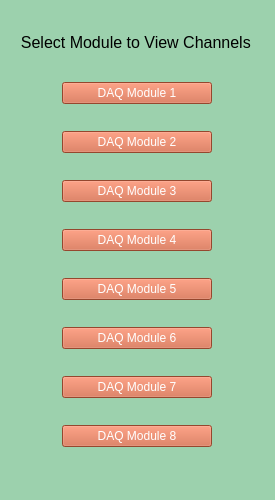
This is GUI/module_selection_window.ui in jrsm1/EWAS_Application as Qt 5 draws it before an edit. The edited form follows.
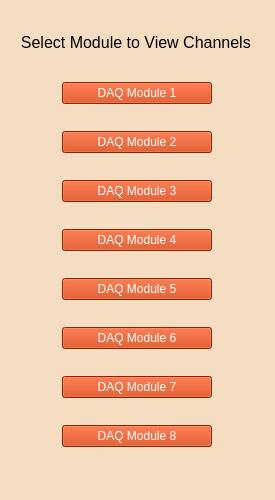
This is the edited form.

Commit message:
* Changed UI colors, labels and object names. * Changes in Formatting. [CAREFUL]
* [X] Storing Recording Parameters Correctly
* [X] Generate_ID is working marvelously.

* [ ] Automate Sampling Frequency Suggestion.

What changed in the file:
```diff
--- a/GUI/module_selection_window.ui
+++ b/GUI/module_selection_window.ui
@@ -32,7 +32,8 @@
 			<string>MainWindow</string>
 		</property>
 		<property name="styleSheet">
-			<string notr="true">background-color:rgb(156, 209, 173);
+			<string notr="true">font: 12pt &quot;MS Shell Dlg 2&quot;;
+				background-color: rgb(244, 221, 192);
 				color:rgb(0, 0, 0);
 			</string>
 		</property>
@@ -65,7 +66,7 @@
 							</size>
 						</property>
 						<property name="styleSheet">
-							<string notr="true">background-color: rgb(209, 99, 65);
+							<string notr="true">background-color:rgb(204, 51, 0);
 								color: rgb(255, 255, 255);
 								font: 12pt &quot;MS Shell Dlg 2&quot;;
 							</string>
@@ -84,7 +85,7 @@
 							</size>
 						</property>
 						<property name="styleSheet">
-							<string notr="true">background-color: rgb(209, 99, 65);
+							<string notr="true">background-color:rgb(204, 51, 0);
 								color: rgb(255, 255, 255);
 								font: 12pt &quot;MS Shell Dlg 2&quot;;
 							</string>
@@ -109,7 +110,7 @@
 							</size>
 						</property>
 						<property name="styleSheet">
-							<string notr="true">background-color: rgb(209, 99, 65);
+							<string notr="true">background-color:rgb(204, 51, 0);
 								color: rgb(255, 255, 255);
 								font: 12pt &quot;MS Shell Dlg 2&quot;;
 							</string>
@@ -128,7 +129,7 @@
 							</size>
 						</property>
 						<property name="styleSheet">
-							<string notr="true">background-color: rgb(209, 99, 65);
+							<string notr="true">background-color:rgb(204, 51, 0);
 								color: rgb(255, 255, 255);
 								font: 12pt &quot;MS Shell Dlg 2&quot;;
 							</string>
@@ -147,7 +148,7 @@
 							</size>
 						</property>
 						<property name="styleSheet">
-							<string notr="true">background-color: rgb(209, 99, 65);
+							<string notr="true">background-color:rgb(204, 51, 0);
 								color: rgb(255, 255, 255);
 								font: 12pt &quot;MS Shell Dlg 2&quot;;
 							</string>
@@ -166,7 +167,7 @@
 							</size>
 						</property>
 						<property name="styleSheet">
-							<string notr="true">background-color: rgb(209, 99, 65);
+							<string notr="true">background-color:rgb(204, 51, 0);
 								color: rgb(255, 255, 255);
 								font: 12pt &quot;MS Shell Dlg 2&quot;;
 							</string>
@@ -185,7 +186,7 @@
 							</size>
 						</property>
 						<property name="styleSheet">
-							<string notr="true">background-color: rgb(209, 99, 65);
+							<string notr="true">background-color:rgb(204, 51, 0);
 								color: rgb(255, 255, 255);
 								font: 12pt &quot;MS Shell Dlg 2&quot;;
 							</string>
@@ -204,7 +205,7 @@
 							</size>
 						</property>
 						<property name="styleSheet">
-							<string notr="true">background-color: rgb(209, 99, 65);
+							<string notr="true">background-color:rgb(204, 51, 0);
 								color: rgb(255, 255, 255);
 								font: 12pt &quot;MS Shell Dlg 2&quot;;
 							</string>
```
The commit also changes 22 other files.
